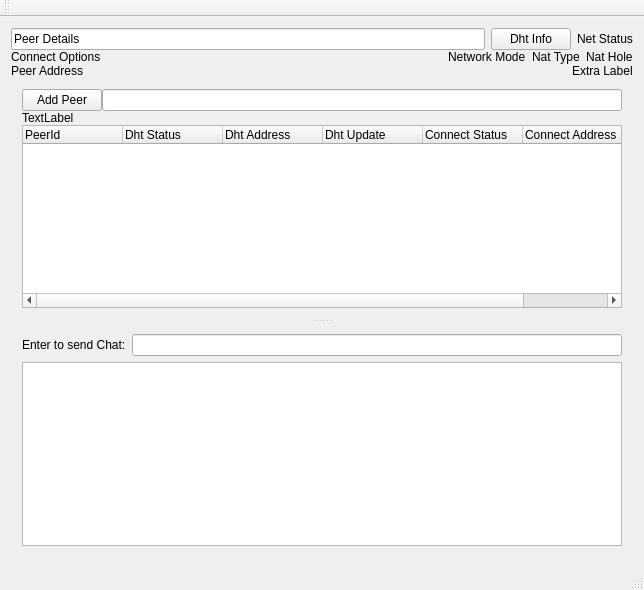
Old version of the form PeerNetQt/src/mainwindow.ui in the repository RetroShare/RetroShare.
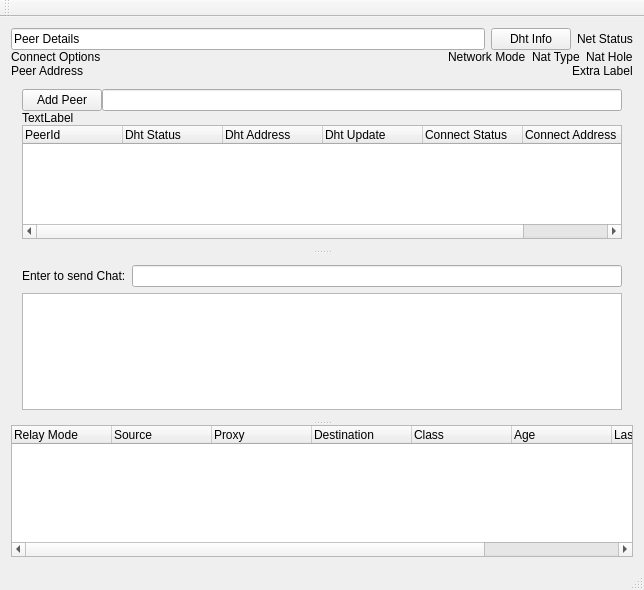
New version of the form.

Commit message: * Added Relay display to MainWindow.  * Updated genTestNet to make it easier to edit.

Diff of the .ui file:
```diff
--- a/PeerNetQt/src/mainwindow.ui
+++ b/PeerNetQt/src/mainwindow.ui
@@ -210,6 +210,48 @@
         </item>
        </layout>
       </widget>
+      <widget class="QTreeWidget" name="relayTreeWidget">
+       <column>
+        <property name="text">
+         <string>Relay Mode</string>
+        </property>
+       </column>
+       <column>
+        <property name="text">
+         <string>Source</string>
+        </property>
+       </column>
+       <column>
+        <property name="text">
+         <string>Proxy</string>
+        </property>
+       </column>
+       <column>
+        <property name="text">
+         <string>Destination</string>
+        </property>
+       </column>
+       <column>
+        <property name="text">
+         <string>Class</string>
+        </property>
+       </column>
+       <column>
+        <property name="text">
+         <string>Age</string>
+        </property>
+       </column>
+       <column>
+        <property name="text">
+         <string>Last Sent</string>
+        </property>
+       </column>
+       <column>
+        <property name="text">
+         <string>Bandwidth</string>
+        </property>
+       </column>
+      </widget>
      </widget>
     </item>
    </layout>
```
Left out of the diff: 2 changed lines with no effect on the pictures. The commit also changes 7 other files.
